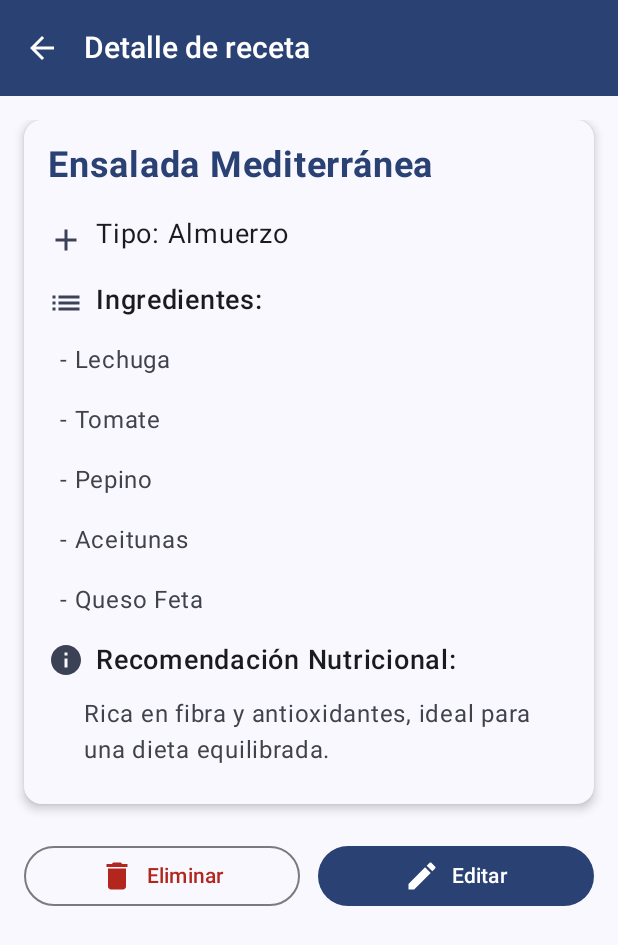
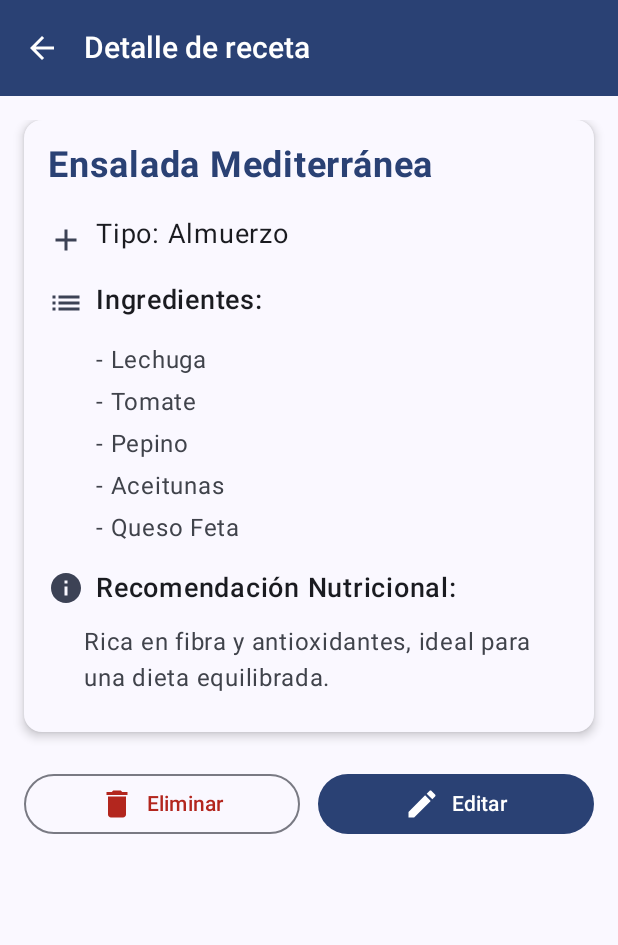
Before and after one commit to albania-musabeli-appMoviles/minutaApp, an Android app built with Jetpack Compose: the MinutaScreen screen opened through its navigation route, after a tap on an icon or button, on a phone screen of 412 x 824 dp. Shown: the top 945 px of the screen. Run offline under Robolectric (Android 15) with nearby library versions, the phone set to English and light mode, and no system bars.

Commit message:
refactor: Uso de Buttons y ViewGroup. Agregar comentarios

```diff
--- a/app/src/main/java/com/example/minutaapp/screens/DetailRecipe.kt
+++ b/app/src/main/java/com/example/minutaapp/screens/DetailRecipe.kt
@@ -121,6 +121,8 @@ fun RecipeDetailScreen(
                             modifier = Modifier.padding(bottom = 4.dp)
                         )
                     }
+                    // Uso de column como ViewGroup para agrupar los ingredientes
+                    Column(modifier = Modifier.padding(start = 24.dp)){
                         // Bucle for each para mostrar cada ingrediente de la receta
                         receta.ingredientes.forEach { ingrediente ->
                             Text(
@@ -132,6 +134,8 @@ fun RecipeDetailScreen(
                                 color = MaterialTheme.colorScheme.onSurfaceVariant
                             )
                         }
+                    }
+
                     // Recomendación nutricional
                     Row(
                         modifier = Modifier.fillMaxWidth(),
--- a/app/src/main/java/com/example/minutaapp/screens/Minuta.kt
+++ b/app/src/main/java/com/example/minutaapp/screens/Minuta.kt
@@ -4,15 +4,19 @@ package com.example.minutaapp.screens
 import androidx.compose.foundation.clickable
 import androidx.compose.foundation.layout.Arrangement
 import androidx.compose.foundation.layout.Column
+import androidx.compose.foundation.layout.Row
+import androidx.compose.foundation.layout.Spacer
 import androidx.compose.foundation.layout.fillMaxSize
 import androidx.compose.foundation.layout.fillMaxWidth
 import androidx.compose.foundation.layout.height
 import androidx.compose.foundation.layout.padding
+import androidx.compose.foundation.layout.width
 import androidx.compose.foundation.lazy.LazyColumn
 import androidx.compose.foundation.lazy.itemsIndexed
 import androidx.compose.material.icons.Icons
 import androidx.compose.material.icons.filled.Add
 import androidx.compose.material.icons.filled.ArrowBack
+import androidx.compose.material.icons.filled.Info
 import androidx.compose.material.icons.filled.Settings
 import androidx.compose.material3.Button
 import androidx.compose.material3.Card
@@ -149,7 +153,16 @@ fun RecipeDisplayCard(index: Int, recipe: Receta, onClick: () -> Unit) {
         Column(
             modifier = Modifier.padding(16.dp)
         ) {
-            Text(text = "${index + 1}. ${recipe.nombre}", style = MaterialTheme.typography.titleMedium)
+            // Composable que actua como una view personalizada para el título con índice
+            Row(verticalAlignment = Alignment.CenterVertically) {
+                Icon(
+                    imageVector = Icons.Filled.Info,
+                    contentDescription = "Índice",
+                    tint = MaterialTheme.colorScheme.primary
+                )
+                Spacer(modifier = Modifier.width(8.dp))
+                Text(text = "${index + 1}. ${recipe.nombre}", style = MaterialTheme.typography.titleMedium)
+            }
             Text(text = "Tipo: ${recipe.tipo}")
             Text(text = "Ingredientes: ${recipe.ingredientes.joinToString(", ")}")
             Text(text = "Recomendación: ${recipe.recomendacionNutricional}")
--- a/app/src/main/java/com/example/minutaapp/screens/NewMinuta.kt
+++ b/app/src/main/java/com/example/minutaapp/screens/NewMinuta.kt
@@ -245,6 +245,7 @@ fun NewMinutaScreen(
                         Text("Cancelar")
                     }
                 }
+                // Uso de BUTTON
                 Button(
                     onClick = {
                         // Condición if: verifica que el nombre no esté vació
```
Lines whose indentation alone changed are shown as unchanged.
